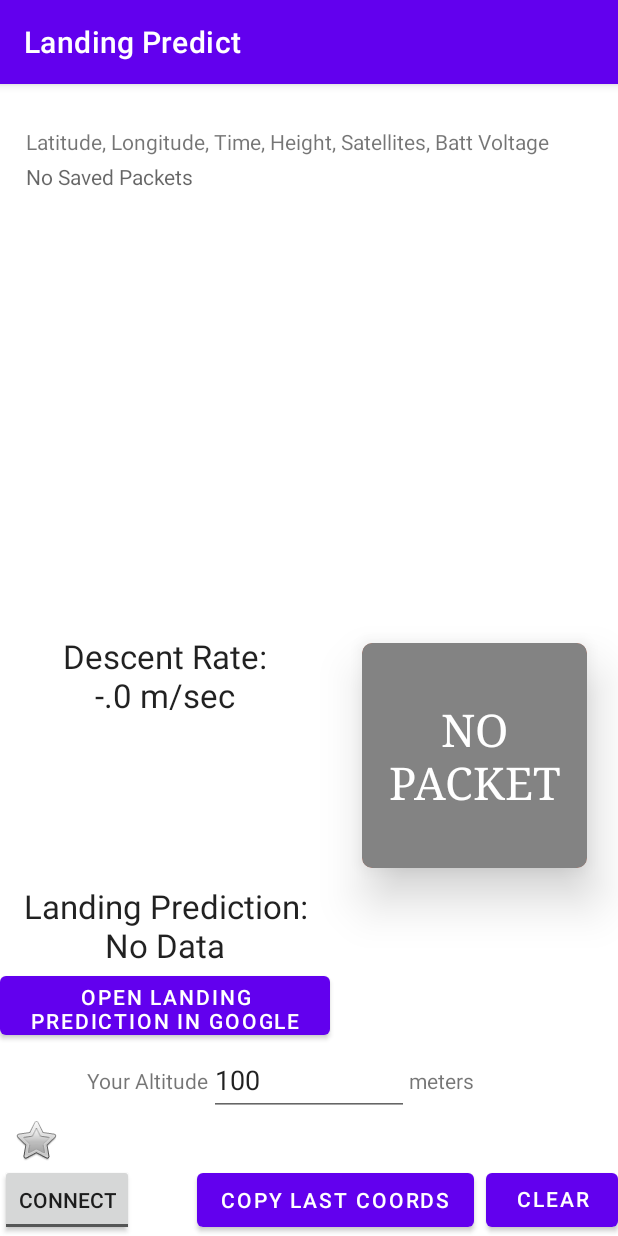
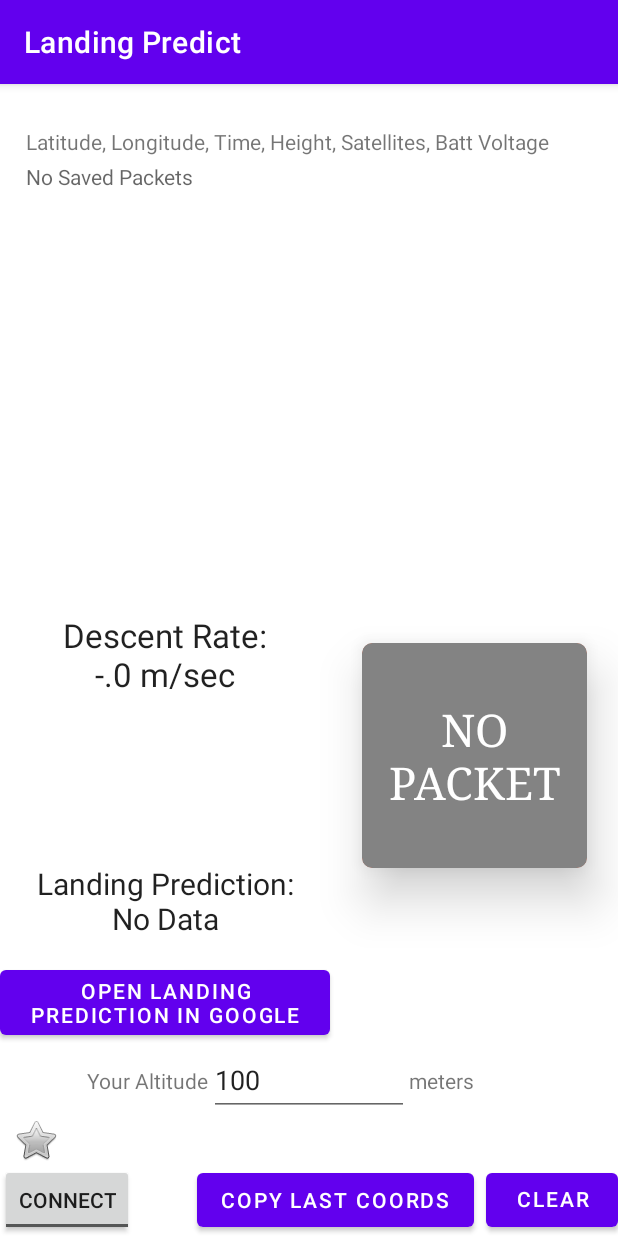
Before and after one commit to parchedpacha/LandingPredictApp, an Android app: the screen it shows after launch (MainActivity), on a phone screen of 412 x 824 dp. Run offline under Robolectric (Android 15) with nearby library versions, the phone set to English and light mode, and no system bars; libraries missing offline, so code that uses them is left out: com.hoho.android; 4 statements that could not run were skipped.

Commit message:
Updated UI for professionalism

```diff
--- a/app/src/main/res/layout/activity_main.xml
+++ b/app/src/main/res/layout/activity_main.xml
@@ -51,7 +51,7 @@
     <Button
         android:id="@+id/button"
         android:layout_width="220dp"
-        android:layout_height="51dp"
+        android:layout_height="55dp"
         android:onClick="send_to_gmaps_callback"
         android:text="@string/landing_prediction_gmaps_btn_txt"
         app:layout_constraintBottom_toTopOf="@+id/user_altitude_edit_text"
@@ -60,11 +60,12 @@
     <TextView
         android:id="@+id/landing_prediction_area"
         android:layout_width="220dp"
-        android:layout_height="55dp"
+        android:layout_height="80dp"
         android:gravity="center"
         android:text="@string/landing_prediction"
         android:textAllCaps="false"
         android:textAppearance="@style/TextAppearance.AppCompat.Large"
+        android:textSize="20dp"
         app:layout_constraintBottom_toTopOf="@+id/button"
         app:layout_constraintStart_toStartOf="parent" />
 
--- a/app/src/main/res/values/strings.xml
+++ b/app/src/main/res/values/strings.xml
@@ -1,11 +1,11 @@
 <resources>
     <string name="app_name">Landing Predict</string>
     <string name="landing_prediction_gmaps_btn_txt">Open Landing prediction in Google Maps</string>
-    <string name="landing_prediction">Landing prediction:</string>
+    <string name="landing_prediction">Landing prediction:\n</string>
     <string name="landing_guess_text">Packets will Appear here</string>
     <string name="altitude_meters_label">meters</string>
     <string name="ClearButton"> Clear</string>
-    <string name="DescentRateLabel">Descent Rate:</string>
+    <string name="DescentRateLabel">Descent Rate:\n</string>
     <string name="UserDefaultAltitude">100</string>
     <string name="UserAltitudeLabel">Your Altitude</string>
     <string name="PacketLabels">Latitude, Longitude, Time, Height, Satellites, Batt Voltage</string>
```
